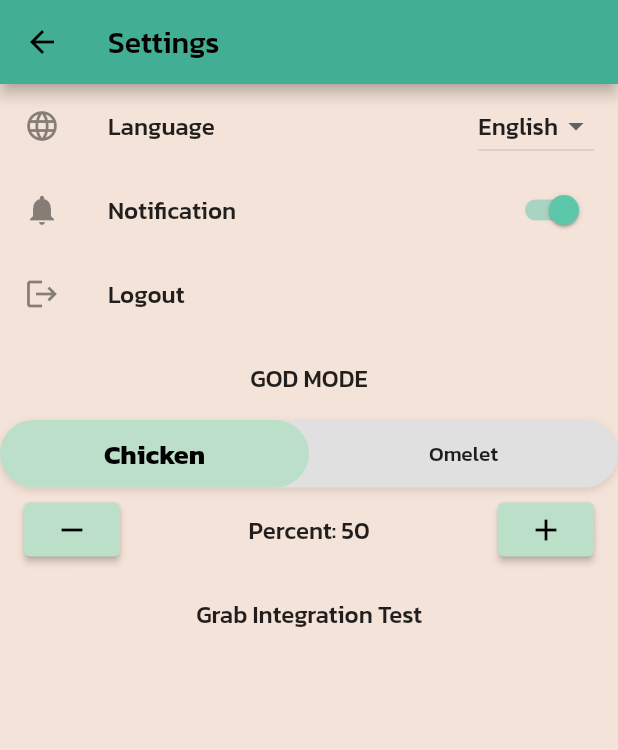
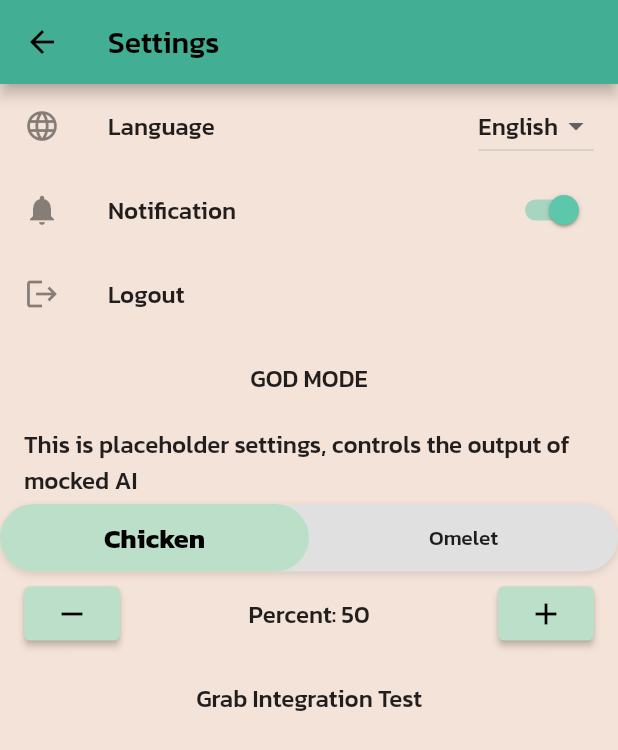
Before and after one commit to Food-Busters/food_busters, a Flutter app: the HomePage screen opened directly with empty values, after a tap on the "settings" icon, on a phone screen of 412 x 824 dp. Shown: the top 750 px of the screen. Run offline on Flutter 3.47's test engine with Material 2 defaults, Android fonts, the phone set to English and light mode, and no system bars; drawn by our look-alikes of flutter_toggle_tab; our stand-ins replace camera, form_field_validator, package_info_plus, pie_chart, table_calendar; generated files the repository leaves out were written again; network calls fail.

Commit message:
Formatting

```diff
--- a/lib/views/home.dart
+++ b/lib/views/home.dart
@@ -124,8 +124,19 @@ class _HomePageState extends State<HomePage> {
                   ],
                 ),
                 Padding(
-                  padding: const EdgeInsets.all(16.0),
-                  child: Column(
+                  padding: const EdgeInsets.all(8.0),
+                  child: navButtons(text),
+                ),
+              ],
+            ),
+          ),
+        ],
+      ),
+    );
+  }
+
+  Widget navButtons(AppLocalizations text) {
+    return Column(
       children: [
         bigBtn(
           onPressed: () {
@@ -200,8 +211,7 @@ class _HomePageState extends State<HomePage> {
                   Navigator.push(
                     context,
                     MaterialPageRoute(
-                                    builder: (context) =>
-                                        const LeaderboardPage(),
+                      builder: (context) => const LeaderboardPage(),
                     ),
                   );
                 },
@@ -212,13 +222,6 @@ class _HomePageState extends State<HomePage> {
           ],
         ),
       ],
-                  ),
-                ),
-              ],
-            ),
-          ),
-        ],
-      ),
     );
   }
 
--- a/lib/views/scan/scanafter.dart
+++ b/lib/views/scan/scanafter.dart
@@ -37,7 +37,7 @@ class _ScanAfterPageState extends State<ScanAfterPage> {
     }
 
     // * SIMULATE IMAGE PROCESSING
-    await Future.delayed(const Duration(milliseconds: 500));
+    // await Future.delayed(const Duration(milliseconds: 500));
     percent = appState.percent;
     food = appState.menu;
 
@@ -138,7 +138,7 @@ class _ScanAfterPageState extends State<ScanAfterPage> {
             "${percent < 40 ? text.sp_only : ""} "
             "$percent% ${text.of_the_dish}...",
           ),
-          Image.asset("assets/images/cow.png", height: 200),
+          Image.asset("assets/images/somwua.png", height: 200),
           Text(
             percent < 80 ? text.oh_no : text.wow,
             style: const TextStyle(fontSize: 28),
--- a/lib/views/settings.dart
+++ b/lib/views/settings.dart
@@ -86,6 +86,11 @@ class _SettingsPageState extends State<SettingsPage> {
               style: TextStyle(fontWeight: FontWeight.w500),
             ),
           ),
+          const ListTile(
+            title: Text(
+              "This is placeholder settings, controls the output of mocked AI",
+            ),
+          ),
           FlutterToggleTab(
             labels: const ["Chicken", "Omelet"],
             selectedLabelIndex: (index) {
```
Also changed, not shown: assets/images/somwua.png (renamed from assets/images/cow.png), 2 other files. Lines whose indentation alone changed are shown as unchanged.
